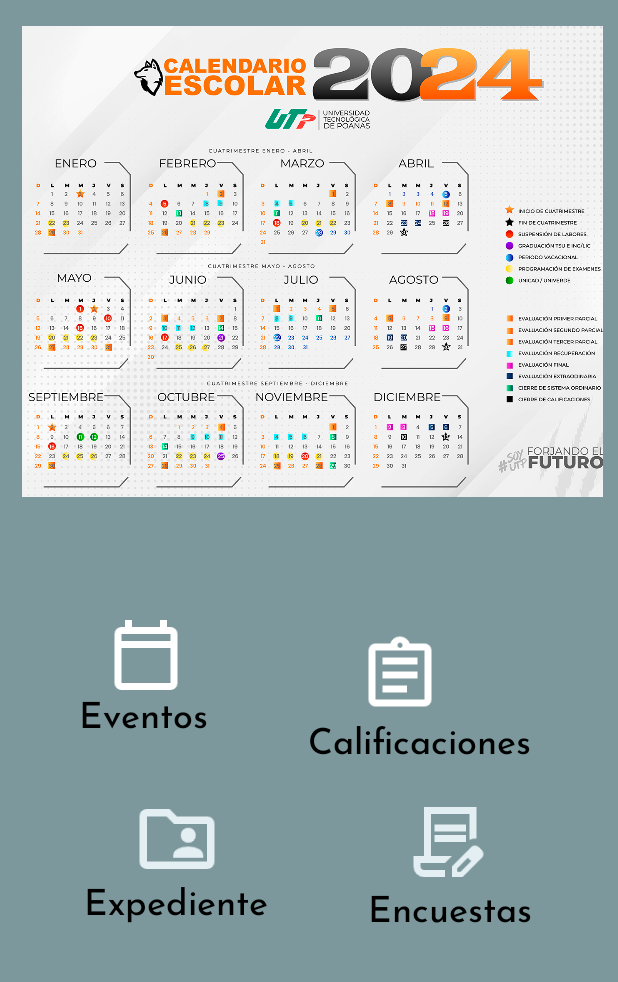
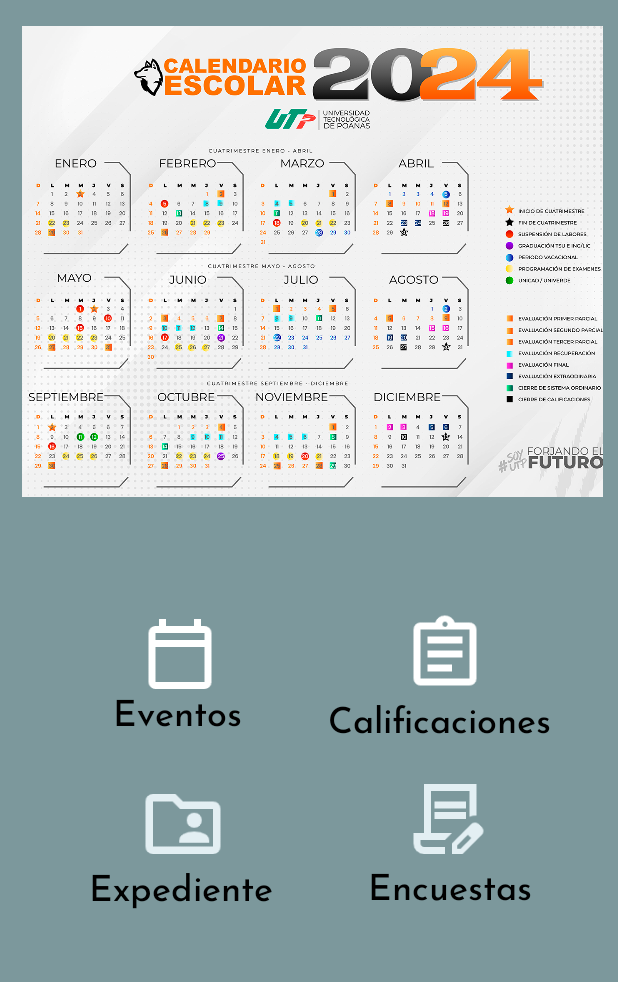
Before and after one commit to DavEd03/ControlSchool, an Android app: the screen it shows after launch once a user with an empty profile is signed in (Menu), on a phone screen of 412 x 824 dp, the part 239-1221 px from its top. Run offline under Robolectric (Android 15) with nearby library versions, the phone set to English and light mode, and no system bars; our stand-ins replace Firebase (no records; nobody signed in at launch, a user with empty details on screens opened directly).

Commit message:
act interfaz

```diff
--- a/app/src/main/java/com/develompent/controlschool/Eventos.java
+++ b/app/src/main/java/com/develompent/controlschool/Eventos.java
@@ -62,7 +62,7 @@ public class Eventos extends AppCompatActivity {
                     String Titulo=String.valueOf(deventos.get("Titulo").toString());
                     String Descripcion=String.valueOf(deventos.get("Descripcion").toString());
                     String Fecha=String.valueOf(deventos.get("Fecha").toString());
-                    arraList.add("Evento:"+Titulo+" Descripción: "+Descripcion+" Fecha: "+Fecha);
+                    arraList.add("Evento:   "+Titulo+ "         "+ " Descripción:      "+Descripcion+ "         "+" Fecha:      "+Fecha);
 
                 }
                 ArrayAdapter<String> adaptador=new ArrayAdapter<>(getBaseContext(),
--- a/app/src/main/res/layout/activity_eventos.xml
+++ b/app/src/main/res/layout/activity_eventos.xml
@@ -39,15 +39,15 @@
 
     <ScrollView
         android:id="@+id/scrollView2"
-        android:layout_width="370dp"
-        android:layout_height="379dp"
+        android:layout_width="363dp"
+        android:layout_height="538dp"
         android:background="@drawable/frame_lay"
         app:layout_constraintBottom_toBottomOf="parent"
         app:layout_constraintEnd_toEndOf="parent"
-        app:layout_constraintHorizontal_bias="0.497"
+        app:layout_constraintHorizontal_bias="0.604"
         app:layout_constraintStart_toStartOf="parent"
         app:layout_constraintTop_toTopOf="parent"
-        app:layout_constraintVertical_bias="0.41">
+        app:layout_constraintVertical_bias="0.756">
 
 
         <LinearLayout
@@ -55,18 +55,17 @@
             android:layout_height="wrap_content"
             android:orientation="horizontal"
             android:padding="10dp"
-            android:paddingTop="10dp"
-            >
+            android:paddingTop="10dp">
 
             <ListView
                 android:id="@+id/lstEventos"
                 android:layout_width="345dp"
-                android:layout_height="320dp"
+                android:layout_height="507dp"
                 android:fontFamily="@font/josefin_sans" />
 
         </LinearLayout>
     </ScrollView>
 
-  <!-- Color del texto del botón (opcional) -->
+    <!-- Color del texto del botón (opcional) -->
 
 </androidx.constraintlayout.widget.ConstraintLayout>
--- a/app/src/main/res/layout/activity_menu.xml
+++ b/app/src/main/res/layout/activity_menu.xml
@@ -95,10 +95,10 @@
         android:onClick="Documentacion"
         app:layout_constraintBottom_toBottomOf="parent"
         app:layout_constraintEnd_toEndOf="parent"
-        app:layout_constraintHorizontal_bias="0.25"
+        app:layout_constraintHorizontal_bias="0.262"
         app:layout_constraintStart_toStartOf="parent"
         app:layout_constraintTop_toTopOf="parent"
-        app:layout_constraintVertical_bias="0.901"
+        app:layout_constraintVertical_bias="0.888"
         app:srcCompat="@mipmap/expedient" />
 
     <TextView
@@ -113,10 +113,10 @@
         android:textSize="24dp"
         app:layout_constraintBottom_toBottomOf="parent"
         app:layout_constraintEnd_toEndOf="parent"
-        app:layout_constraintHorizontal_bias="0.158"
+        app:layout_constraintHorizontal_bias="0.173"
         app:layout_constraintStart_toStartOf="parent"
         app:layout_constraintTop_toTopOf="parent"
-        app:layout_constraintVertical_bias="0.944" />
+        app:layout_constraintVertical_bias="0.932" />
 
     <ImageView
         android:id="@+id/imageView13"
@@ -125,10 +125,10 @@
         android:onClick="Calificaciones"
         app:layout_constraintBottom_toBottomOf="parent"
         app:layout_constraintEnd_toEndOf="parent"
-        app:layout_constraintHorizontal_bias="0.67"
+        app:layout_constraintHorizontal_bias="0.754"
         app:layout_constraintStart_toStartOf="parent"
         app:layout_constraintTop_toTopOf="parent"
-        app:layout_constraintVertical_bias="0.757"
+        app:layout_constraintVertical_bias="0.739"
         app:srcCompat="@mipmap/espewith" />
 
     <TextView
@@ -143,10 +143,10 @@
         android:textSize="24sp"
         app:layout_constraintBottom_toBottomOf="parent"
         app:layout_constraintEnd_toEndOf="parent"
-        app:layout_constraintHorizontal_bias="0.803"
+        app:layout_constraintHorizontal_bias="0.854"
         app:layout_constraintStart_toStartOf="parent"
         app:layout_constraintTop_toTopOf="parent"
-        app:layout_constraintVertical_bias="0.803" />
+        app:layout_constraintVertical_bias="0.785" />
 
     <ImageView
         android:id="@+id/imageView23"
@@ -158,7 +158,7 @@
         app:layout_constraintHorizontal_bias="0.754"
         app:layout_constraintStart_toStartOf="parent"
         app:layout_constraintTop_toTopOf="parent"
-        app:layout_constraintVertical_bias="0.902"
+        app:layout_constraintVertical_bias="0.882"
         app:srcCompat="@mipmap/enquesta" />
 
     <TextView
@@ -176,7 +176,7 @@
         app:layout_constraintHorizontal_bias="0.83"
         app:layout_constraintStart_toStartOf="parent"
         app:layout_constraintTop_toTopOf="parent"
-        app:layout_constraintVertical_bias="0.944" />
+        app:layout_constraintVertical_bias="0.926" />
 
     <ImageView
         android:id="@+id/imageView"
@@ -185,10 +185,10 @@
         android:onClick="Eventos"
         app:layout_constraintBottom_toBottomOf="parent"
         app:layout_constraintEnd_toEndOf="parent"
-        app:layout_constraintHorizontal_bias="0.194"
+        app:layout_constraintHorizontal_bias="0.259"
         app:layout_constraintStart_toStartOf="parent"
         app:layout_constraintTop_toTopOf="parent"
-        app:layout_constraintVertical_bias="0.74"
+        app:layout_constraintVertical_bias="0.739"
         app:srcCompat="@mipmap/calendarwithe" />
 
     <TextView
@@ -204,10 +204,10 @@
         android:textSize="24dp"
         app:layout_constraintBottom_toBottomOf="parent"
         app:layout_constraintEnd_toEndOf="parent"
-        app:layout_constraintHorizontal_bias="0.157"
+        app:layout_constraintHorizontal_bias="0.23"
         app:layout_constraintStart_toStartOf="parent"
         app:layout_constraintTop_toTopOf="parent"
-        app:layout_constraintVertical_bias="0.799" />
+        app:layout_constraintVertical_bias="0.797" />
 
     <HorizontalScrollView
         android:layout_width="387dp"
```
